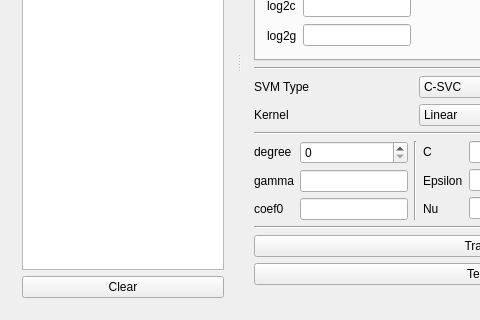
Old version of the form svm-app/mainwindow.ui in the repository boidachenkop/dw; both pictures show x 0 to 480 and y 197 to 517 of the 760 by 517 pixel window.
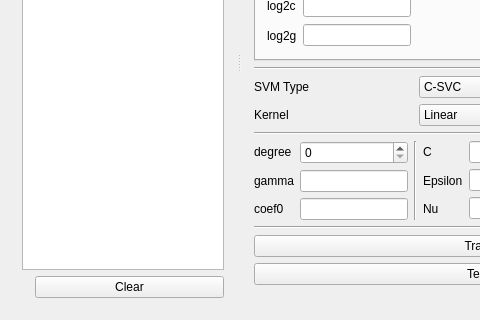
New version of the form.

Diff of the .ui file:
```diff
--- a/svm-app/mainwindow.ui
+++ b/svm-app/mainwindow.ui
@@ -54,7 +54,7 @@
        <number>8</number>
       </property>
       <widget class="QWidget" name="layoutWidget">
-       <layout class="QVBoxLayout" name="output_verticalLayout">
+       <layout class="QVBoxLayout" name="output_verticalLayout" stretch="1,0">
         <item>
          <widget class="QTextEdit" name="output_textEdit">
           <property name="sizePolicy">
@@ -72,11 +72,37 @@
          </widget>
         </item>
         <item>
-         <widget class="QPushButton" name="clearOutput_pushButton">
-          <property name="text">
-           <string>Clear</string>
+         <layout class="QHBoxLayout" name="loading_clear_horizontalLayout">
+          <property name="sizeConstraint">
+           <enum>QLayout::SetDefaultConstraint</enum>
           </property>
-         </widget>
+          <item>
+           <widget class="QLabel" name="loading_label">
+            <property name="sizePolicy">
+             <sizepolicy hsizetype="Fixed" vsizetype="Fixed">
+              <horstretch>0</horstretch>
+              <verstretch>0</verstretch>
+             </sizepolicy>
+            </property>
+            <property name="text">
+             <string/>
+            </property>
+           </widget>
+          </item>
+          <item>
+           <widget class="QPushButton" name="clearOutput_pushButton">
+            <property name="sizePolicy">
+             <sizepolicy hsizetype="Minimum" vsizetype="Fixed">
+              <horstretch>0</horstretch>
+              <verstretch>0</verstretch>
+             </sizepolicy>
+            </property>
+            <property name="text">
+             <string>Clear</string>
+            </property>
+           </widget>
+          </item>
+         </layout>
         </item>
        </layout>
       </widget>
```
Left out of the diff: 6 changed lines with no effect on the pictures.
